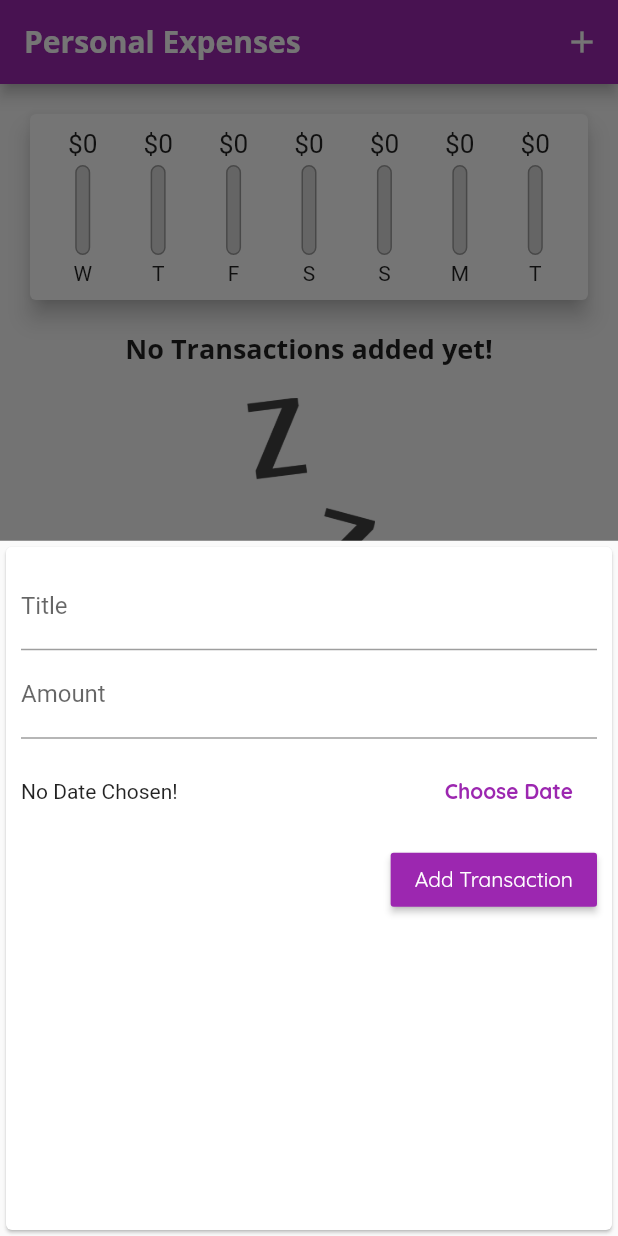
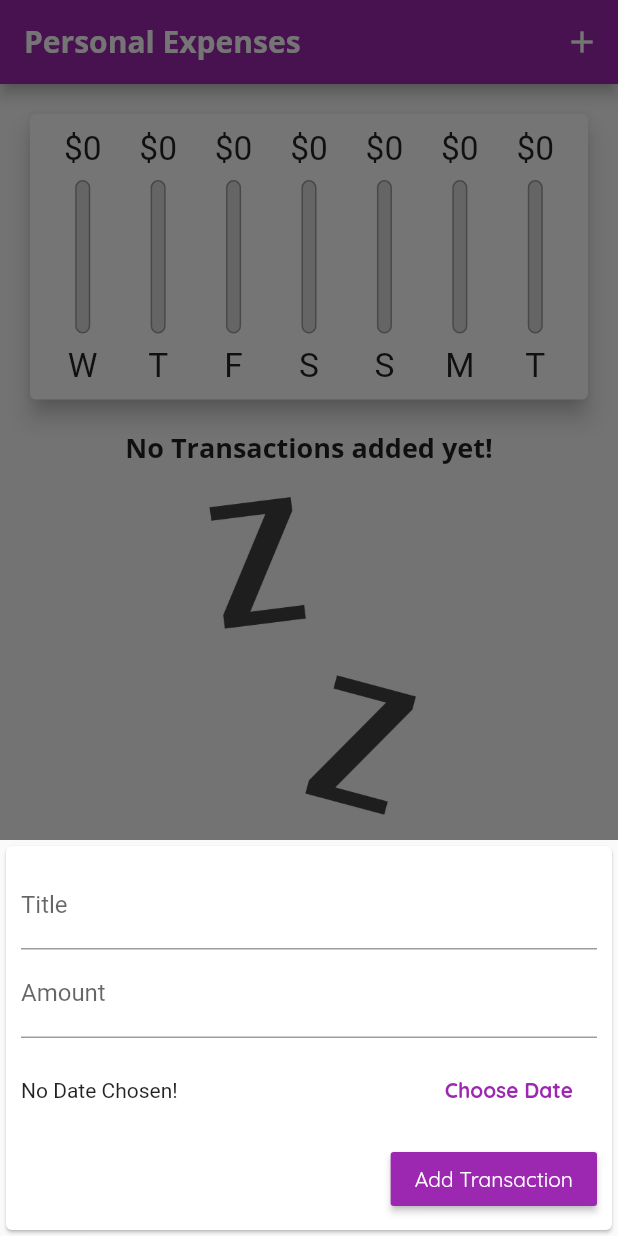
Before and after one commit to shivamop-cyber/expense-tracker-flutter, a Flutter app: the screen it shows after launch, after a tap on the "add" icon, on a phone screen of 412 x 824 dp. Run offline on Flutter 3.47's test engine with Material 2 defaults, Android fonts, the phone set to English and light mode, and no system bars.

Commit message:
Add cross-platform adaptibility and responsiveness

```diff
--- a/lib/main.dart
+++ b/lib/main.dart
@@ -1,12 +1,24 @@
 import 'package:expense_tracker/widgets/chart.dart';
 import 'package:expense_tracker/widgets/transaction_list.dart';
+import 'package:flutter/cupertino.dart';
+import 'package:flutter/services.dart';
+import 'dart:io';
 
 import './widgets/new_transaction.dart';
 
 import 'package:flutter/material.dart';
 import './models/transaction.dart';
 
-void main() => runApp(MyApp());
+void main() {
+  // To allow only Portrait mode and restrict
+  // landscape mode
+  // WidgetsFlutterBinding.ensureInitialized();
+  // SystemChrome.setPreferredOrientations([
+  //   DeviceOrientation.portraitUp,
+  //   DeviceOrientation.portraitDown,
+  // ]);
+  runApp(MyApp());
+}
 
 class MyApp extends StatelessWidget {
   @override
@@ -65,20 +77,22 @@ class _MyHomePageState extends State<MyHomePage> {
     });
   }
 
-  void _startAddNewTransaction(BuildContext ctx) {
+  void _startAddNewTransaction() {
     showModalBottomSheet(
-      context: ctx,
+      context: context,
       builder: (_) {
         return NewTransaction(_addNewTransaction);
       },
     );
   }
 
+  bool _showChart = false;
+
   List<Transaction> get _recentTransactions {
     return _userTransactions
         .where((tx) => tx.date.isAfter(
               DateTime.now().subtract(
-                Duration(days: 7),
+                const Duration(days: 7),
               ),
             ))
         .toList();
@@ -86,33 +100,109 @@ class _MyHomePageState extends State<MyHomePage> {
 
   @override
   Widget build(BuildContext context) {
-    return Scaffold(
-      appBar: AppBar(
+    final mediaQuery = MediaQuery.of(context);
+    final isLandscape = mediaQuery.orientation == Orientation.landscape;
+
+    final appBar = Platform.isIOS
+        ? CupertinoNavigationBar(
+            middle: const Text(
+              'Personal Expenses',
+            ),
+            trailing: Row(
+              mainAxisSize: MainAxisSize.min,
+              children: [
+                GestureDetector(
+                  child: const Icon(CupertinoIcons.add),
+                  onTap: _startAddNewTransaction,
+                )
+              ],
+            ),
+          )
+        : AppBar(
             title: const Text(
               'Personal Expenses',
             ),
             actions: [
               IconButton(
-              onPressed: () => _startAddNewTransaction(context),
-              icon: const Icon(Icons.add)),
+                onPressed: _startAddNewTransaction,
+                icon: const Icon(Icons.add),
+              ),
             ],
+          );
+
+    final txListWidget = Container(
+      height: (mediaQuery.size.height -
+              (appBar as PreferredSizeWidget).preferredSize.height -
+              mediaQuery.padding.top) *
+          0.7,
+      child: TransactionList(
+        _userTransactions,
+        _deleteTransaction,
       ),
-      body: SingleChildScrollView(
+    );
+
+    final pageBodyWidget = SafeArea(
+      child: SingleChildScrollView(
         child: Column(
           crossAxisAlignment: CrossAxisAlignment.stretch,
           children: [
-            Chart(_recentTransactions),
-            TransactionList(
-              _userTransactions,
-              _deleteTransaction,
+            if (isLandscape)
+              Row(
+                mainAxisAlignment: MainAxisAlignment.center,
+                children: [
+                  Text(
+                    'Show Chart',
+                    style: Theme.of(context).textTheme.headline6,
+                  ),
+                  Switch.adaptive(
+                    activeColor: Theme.of(context).accentColor,
+                    value: _showChart,
+                    onChanged: (val) {
+                      setState(() {
+                        _showChart = val;
+                      });
+                    },
                   )
                 ],
               ),
+            if (!isLandscape)
+              Container(
+                height: (mediaQuery.size.height -
+                        appBar.preferredSize.height -
+                        mediaQuery.padding.top) *
+                    0.3,
+                child: Chart(_recentTransactions),
               ),
-      floatingActionButtonLocation: FloatingActionButtonLocation.centerFloat,
-      floatingActionButton: FloatingActionButton(
+            if (!isLandscape) txListWidget,
+            if (isLandscape)
+              _showChart
+                  ? Container(
+                      height: (mediaQuery.size.height -
+                              appBar.preferredSize.height -
+                              mediaQuery.padding.top) *
+                          0.7,
+                      child: Chart(_recentTransactions),
+                    )
+                  : txListWidget
+          ],
+        ),
+      ),
+    );
+    return Platform.isIOS
+        ? CupertinoPageScaffold(
+            child: pageBodyWidget,
+            navigationBar: appBar as ObstructingPreferredSizeWidget,
+          )
+        : Scaffold(
+            appBar: appBar,
+            body: pageBodyWidget,
+            floatingActionButtonLocation:
+                FloatingActionButtonLocation.centerFloat,
+            floatingActionButton: Platform.isIOS
+                ? Container()
+                : FloatingActionButton(
                     child: const Icon(Icons.add),
-        onPressed: () => _startAddNewTransaction(context),
+                    onPressed: () => _startAddNewTransaction(),
                   ),
           );
   }
--- a/lib/widgets/chart_bar.dart
+++ b/lib/widgets/chart_bar.dart
@@ -9,19 +9,21 @@ class ChartBar extends StatelessWidget {
 
   @override
   Widget build(BuildContext context) {
+    return LayoutBuilder(
+      builder: (ctx, constraint) {
         return Column(
           children: [
             Container(
-          height: 20,
+              height: constraint.maxHeight * 0.15,
               child: FittedBox(
                 child: Text('\$${spendingAmount.toStringAsFixed(0)}'),
               ),
             ),
-        const SizedBox(
-          height: 4,
+            SizedBox(
+              height: constraint.maxHeight * 0.05,
             ),
             Container(
-          height: 60,
+              height: constraint.maxHeight * 0.6,
               width: 10,
               child: Stack(
                 children: [
@@ -46,11 +48,16 @@ class ChartBar extends StatelessWidget {
                 ],
               ),
             ),
-        const SizedBox(
-          height: 4,
+            SizedBox(
+              height: constraint.maxHeight * 0.05,
             ),
-        Text(label)
+            Container(
+              height: constraint.maxHeight * 0.15,
+              child: FittedBox(child: Text(label)),
+            )
           ],
+        );
+      },
     );
   }
 }
--- a/lib/widgets/new_transaction.dart
+++ b/lib/widgets/new_transaction.dart
@@ -1,3 +1,5 @@
+import 'package:flutter/cupertino.dart';
+import 'dart:io';
 import 'package:flutter/material.dart';
 import 'package:intl/intl.dart';
 
@@ -50,9 +52,15 @@ class _NewTransactionState extends State<NewTransaction> {
 
   @override
   Widget build(BuildContext context) {
-    return Card(
+    return SingleChildScrollView(
+      child: Card(
         child: Container(
-        padding: const EdgeInsets.all(10),
+          padding: EdgeInsets.only(
+            top: 10,
+            left: 10,
+            right: 10,
+            bottom: MediaQuery.of(context).viewInsets.bottom + 10,
+          ),
           child: Column(
             crossAxisAlignment: CrossAxisAlignment.end,
             children: [
@@ -78,7 +86,17 @@ class _NewTransactionState extends State<NewTransaction> {
                             : 'Picked Date : ${DateFormat.yMd().format(_selectedDate)}',
                       ),
                     ),
-                  FlatButton(
+                    Platform.isIOS
+                        ? CupertinoButton(
+                            onPressed: () {
+                              _presentDatePicker(context);
+                            },
+                            child: const Text(
+                              'Choose Date',
+                              style: TextStyle(fontWeight: FontWeight.bold),
+                            ),
+                          )
+                        : FlatButton(
                             onPressed: () {
                               _presentDatePicker(context);
                             },
@@ -100,6 +118,7 @@ class _NewTransactionState extends State<NewTransaction> {
             ],
           ),
         ),
+      ),
     );
   }
 }
--- a/lib/widgets/transaction_list.dart
+++ b/lib/widgets/transaction_list.dart
@@ -13,7 +13,9 @@ class TransactionList extends StatelessWidget {
     return Container(
       height: 500,
       child: transactions.isEmpty
-          ? Column(
+          ? LayoutBuilder(
+              builder: (ctx, constraints) {
+                return Column(
                   children: [
                     Text(
                       'No Transactions added yet!',
@@ -23,13 +25,15 @@ class TransactionList extends StatelessWidget {
                       height: 20,
                     ),
                     Container(
-                  height: 200,
+                      height: constraints.maxHeight * 0.6,
                       child: Image.asset(
                         'assets/images/waiting.png',
                         fit: BoxFit.cover,
                       ),
                     )
                   ],
+                );
+              },
             )
           : ListView.builder(
               itemBuilder: (ctx, index) {
@@ -53,7 +57,16 @@ class TransactionList extends StatelessWidget {
                     subtitle: Text(
                       DateFormat.yMMMd().format(transactions[index].date),
                     ),
-                    trailing: IconButton(
+                    trailing: MediaQuery.of(context).size.width > 400
+                        ? FlatButton.icon(
+                            onPressed: () {
+                              removeTransaction(transactions[index].id);
+                            },
+                            icon: Icon(Icons.delete),
+                            label: Text('delete'),
+                            textColor: Theme.of(context).errorColor,
+                          )
+                        : IconButton(
                             icon: const Icon(Icons.delete),
                             color: Theme.of(context).errorColor,
                             onPressed: () {
```
Lines whose indentation alone changed are shown as unchanged.
